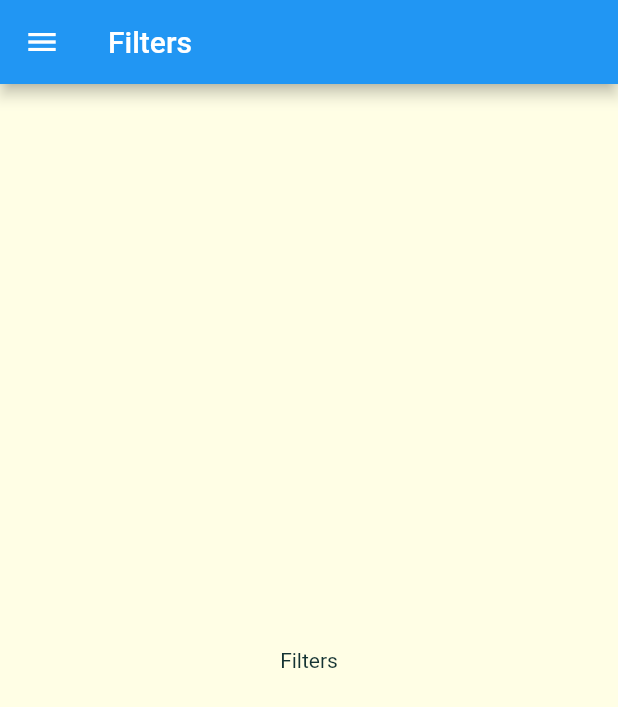
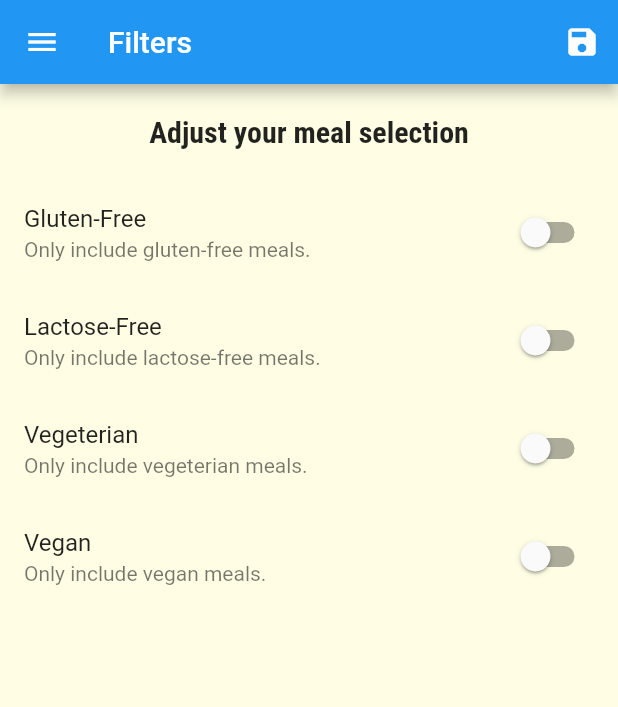
Before and after one commit to gbmahili/flutter, a Flutter app: the FiltersCreen screen opened by its route, on a phone screen of 412 x 824 dp. Shown: the top 707 px of the screen. Run offline on Flutter 3.47's test engine with Material 2 defaults, Android fonts, the phone set to English and light mode, and no system bars; Roboto replaces fonts that are missing (Railway).

Commit message:
Fixed bug with naming

```diff
--- a/meals/lib/main.dart
+++ b/meals/lib/main.dart
@@ -1,4 +1,6 @@
 import 'package:flutter/material.dart';
+import 'package:meals/dummy_data.dart';
+import 'package:meals/models/meal.dart';
 import 'package:meals/screens/categories_screen.dart';
 import 'package:meals/screens/category_meals_screen.dart';
 import 'package:meals/screens/filters_screen.dart';
@@ -9,7 +11,44 @@
   runApp(MyApp());
 }
 
-class MyApp extends StatelessWidget {
+class MyApp extends StatefulWidget {
+  @override
+  _MyAppState createState() => _MyAppState();
+}
+
+class _MyAppState extends State<MyApp> {
+  Map<String, bool> _filters = {
+    'gluten': false,
+    'lactose': false,
+    'vegan': false,
+    'vegetarian': false,
+  };
+
+  List<Meal> _availableMeals = DUMMY_MEALS;
+
+  void _setFilters(Map<String, bool> filterData) {
+    // print(filterData);
+    setState(() {
+      _filters = filterData;
+      _availableMeals = DUMMY_MEALS.where((meal) {
+        // print({'message': 'meal', 'val': meal.isVegan});
+        if (_filters['gluten'] == true && !meal.isGlutenFree) {
+          return false;
+        }
+        if (_filters['lactose'] == true && !meal.isLactoseFree) {
+          return false;
+        }
+        if (_filters['vegan'] == true && !meal.isVegan) {
+          return false;
+        }
+        if (_filters['vegetarian'] == true && !meal.isVegetarian) {
+          return false;
+        }
+        return true;
+      }).toList();
+    });
+  }
+
   @override
   Widget build(BuildContext context) {
     return MaterialApp(
@@ -44,9 +83,11 @@
         // so that we can always refer to it whenever we need to navigatte to that screen, this
         // is a good practice to follow so that you don't forget to update the routeName when
         // you update the screen
-        CategoryMealsScreen.routeName: (context) => CategoryMealsScreen(),
+        CategoryMealsScreen.routeName: (context) =>
+            CategoryMealsScreen(_availableMeals),
         MealDetailScreen.routeName: (context) => MealDetailScreen(),
-        FiltersCreen.routeName: (context) => FiltersCreen(),
+        FiltersCreen.routeName: (context) =>
+            FiltersCreen(_filters, _setFilters),
       },
       // On generateRoute is used catch any error if we try to navigate
       // to a route that doesn't exist (not registered)
--- a/meals/lib/screens/category_meals_screen.dart
+++ b/meals/lib/screens/category_meals_screen.dart
@@ -4,9 +4,10 @@
 import 'package:meals/widgets/meal_item.dart';
 
 class CategoryMealsScreen extends StatefulWidget {
+  final List<Meal> _availableMeals;
   // You can create the name of the route to which this widget will navigate to
   static const String routeName = '/category-meals';
-
+  CategoryMealsScreen(this._availableMeals);
   @override
   _CategoryMealsScreenState createState() => _CategoryMealsScreenState();
 }
@@ -47,7 +48,7 @@
       categoryTitle = routeArgs['title'] as String;
       final categortyId = routeArgs['id'];
       // Find the meals that match the category from the DUMMY_MEALS data
-      displayedMeals = DUMMY_MEALS.where((meal) {
+      displayedMeals = widget._availableMeals.where((meal) {
         // categories is a list so we can use the contains method on a list to see if a list contains something
         return meal.categories.contains(categortyId);
       }).toList();
--- a/meals/lib/screens/filters_screen.dart
+++ b/meals/lib/screens/filters_screen.dart
@@ -1,18 +1,136 @@
 import 'package:flutter/material.dart';
 import 'package:meals/widgets/main_drawer.dart';
 
-class FiltersCreen extends StatelessWidget {
+class FiltersCreen extends StatefulWidget {
   static const routeName = '/filters';
+  final Function saveFilters;
+  final Map<String, bool> currentFilters;
+  FiltersCreen(this.currentFilters, this.saveFilters);
+  @override
+  _FiltersCreenState createState() => _FiltersCreenState();
+}
+
+class _FiltersCreenState extends State<FiltersCreen> {
+  bool _glootenFree = false;
+  bool vegetarian = false;
+  bool _vegan = false;
+  bool _lactoseFree = false;
+
+  // Widget _buildSwitchListTile(
+  //   String title,
+  //   String description,
+  //   bool currentValue,
+  //   Function updateSwitcher,
+  // ) {
+  //   return SwitchListTile(
+  //     value: currentValue,
+  //     onChanged: updateSwitcher,
+  //     title: Text(title),
+  //     subtitle: Text(description),
+  //   );
+  // }
+
+  @override
+  void initState() {
+    super.initState();
+    // print(widget.currentFilters);
+    _glootenFree = widget.currentFilters['gluten'] as bool;
+    _lactoseFree = widget.currentFilters['lactose'] as bool;
+    vegetarian = widget.currentFilters['vegetarian'] as bool;
+    _vegan = widget.currentFilters['vegan'] as bool;
+  }
 
   @override
   Widget build(BuildContext context) {
     return Scaffold(
+      // backgroundColor: Colors.white,
       appBar: AppBar(
         title: Text('Filters'),
+        actions: [
+          IconButton(
+              onPressed: () {
+                final selectedFilters = {
+                  'gluten': _glootenFree,
+                  'vegan': _vegan,
+                  'vegetarian': vegetarian,
+                  'lactose': _lactoseFree,
+                };
+                widget.saveFilters(selectedFilters);
+              },
+              icon: Icon(Icons.save))
+        ],
       ),
       drawer: MainDrawer(),
       body: Center(
-        child: Text('Filters'),
+        child: Column(
+          children: [
+            Container(
+              padding: EdgeInsets.all(20),
+              child: Text(
+                'Adjust your meal selection',
+                style: Theme.of(context).textTheme.headline6,
+              ),
+            ),
+            Expanded(
+              child: ListView(
+                children: [
+                  // _buildSwitchListTile(
+                  //   'Gluten-Free',
+                  //   'Only include gluten-free meals',
+                  //   _glootenFree,
+                  //   (val) {
+                  //     setState(
+                  //       () {
+                  //         _glootenFree = val;
+                  //       },
+                  //     );
+                  //   },
+                  // )
+                  SwitchListTile(
+                    title: Text('Gluten-Free'),
+                    subtitle: Text('Only include gluten-free meals.'),
+                    value: _glootenFree,
+                    onChanged: (val) {
+                      setState(() {
+                        _glootenFree = val;
+                      });
+                    },
+                  ),
+                  SwitchListTile(
+                    title: Text('Lactose-Free'),
+                    subtitle: Text('Only include lactose-free meals.'),
+                    value: _lactoseFree,
+                    onChanged: (val) {
+                      setState(() {
+                        _lactoseFree = val;
+                      });
+                    },
+                  ),
+                  SwitchListTile(
+                    title: Text('Vegeterian'),
+                    subtitle: Text('Only include vegeterian meals.'),
+                    value: vegetarian,
+                    onChanged: (val) {
+                      setState(() {
+                        vegetarian = val;
+                      });
+                    },
+                  ),
+                  SwitchListTile(
+                    title: Text('Vegan'),
+                    subtitle: Text('Only include vegan meals.'),
+                    value: _vegan,
+                    onChanged: (val) {
+                      setState(() {
+                        _vegan = val;
+                      });
+                    },
+                  ),
+                ],
+              ),
+            )
+          ],
+        ),
       ),
     );
   }
```
